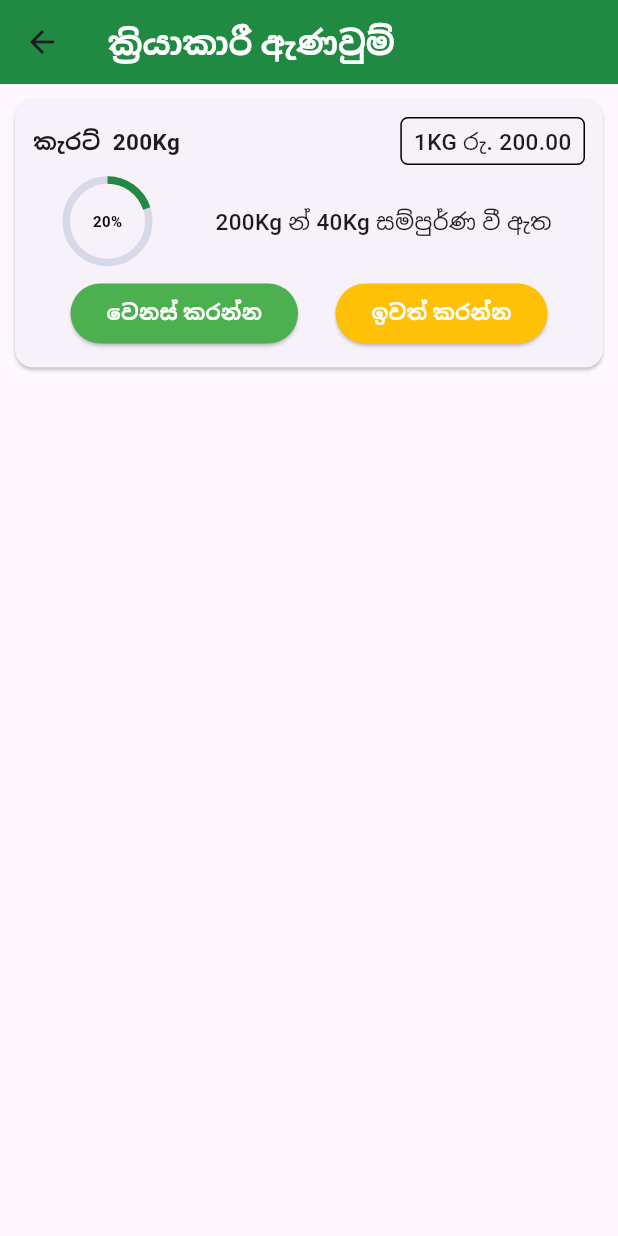
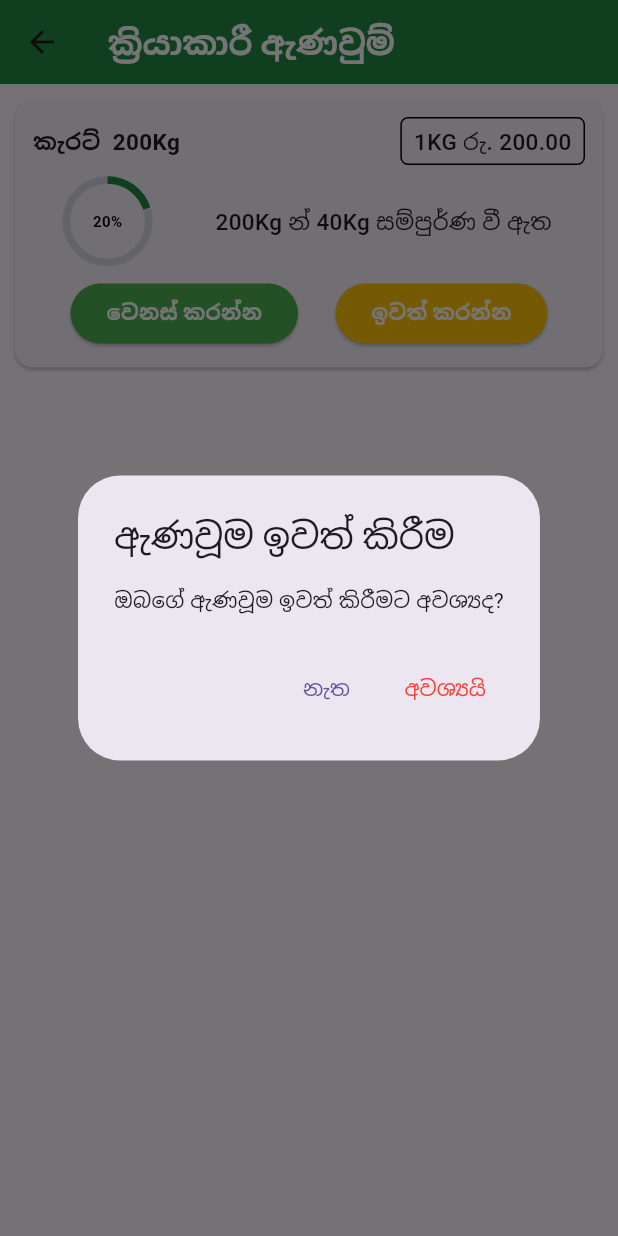
Before and after one commit to rudill/Mobile-app-for-Dambulla-Economic-Center, a Flutter app: the OngoingOrders screen opened directly, after a tap on "ඉවත් කරන්න", on a phone screen of 412 x 824 dp. Run offline on Flutter 3.47's test engine with Material 3 defaults, Android fonts, the phone set to English and light mode, and no system bars; our stand-ins replace hive_ce; accounts and stored records are empty.

```diff
--- a/lib/Widgets/OngoingOrder_Tile.dart
+++ b/lib/Widgets/OngoingOrder_Tile.dart
@@ -77,14 +77,37 @@ class _OnOrderTileState extends State<OnOrderTile> {
                       ),
                       child: Text("වෙනස් කරන්න",style: TextStyle( fontWeight: FontWeight.w700)),),
 
-                  ElevatedButton(onPressed: (){},
-                      style: ElevatedButton.styleFrom(
-                          backgroundColor: Colors.amber,
-                        foregroundColor: Colors.white,
+                  ElevatedButton(onPressed: (){
+                    showDialog(
+                      context: context,
+                      builder: (context) => AlertDialog(
+                        title: const Text('ඇණවූම ඉවත් කිරීම'),
+                        content: const Text('ඔබගේ ඇණවූම ඉවත් කිරීමට අවශ්‍යද?'),
+                        actions: [
+                          TextButton(
+                            onPressed: () => Navigator.pop(context),
+                            child: const Text('නැත'),
+                          ),
+                          TextButton(
+                            onPressed: () {
+                              Navigator.pop(context);
+                             // _productdelete(widget.product.id!);
+                            },
+                            child: const Text(
+                              'අවශ්‍යයි',
+                              style: TextStyle(color: Colors.red),
+                            ),
+                          ),
+                        ],
                       ),
-                      child: Text("ඉවත් කරන්න",style: TextStyle( fontWeight: FontWeight.w700)),),
-
-                ],
+                    );
+                  },
+                    style: ElevatedButton.styleFrom(
+                      backgroundColor: Colors.amber,
+                      foregroundColor: Colors.white,
+                    ),
+                    child: Text("ඉවත් කරන්න",style: TextStyle( fontWeight: FontWeight.w700)),),
+                ]
               )
             ],
           ),
```
